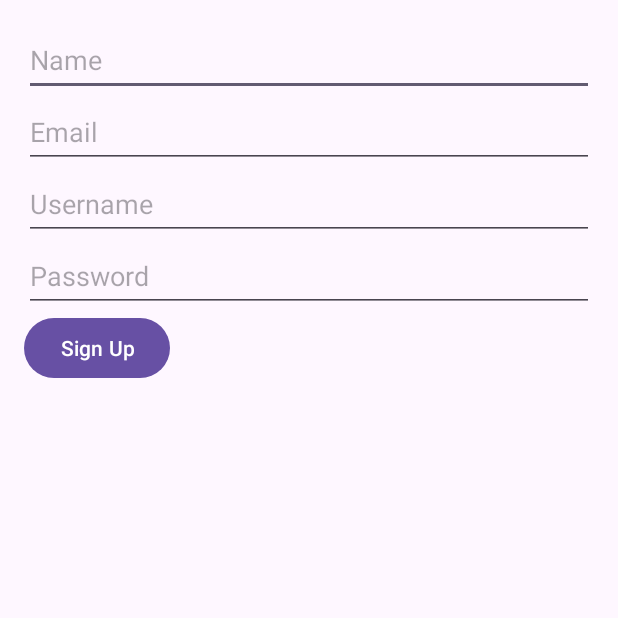
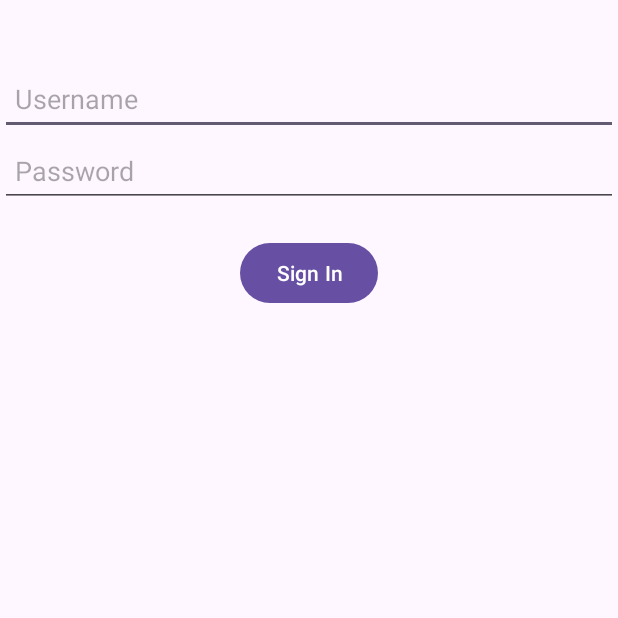
Before and after one commit to PTMAbellana/FITNESSAPP, an Android app: the screen it shows after launch (RegisterView before the commit, LoginView after it), after a tap on "Login", on a phone screen of 412 x 824 dp, the top half of it. Run offline under Robolectric (Android 15) with nearby library versions, the phone set to English and light mode, and no system bars.

Commit message:
login goods

```diff
--- a/app/src/main/AndroidManifest.xml
+++ b/app/src/main/AndroidManifest.xml
@@ -15,6 +15,9 @@
         android:theme="@style/Theme.FITNESSAPP"
         tools:targetApi="31">
         <activity
+            android:name=".LoginView"
+            android:exported="false" />
+        <activity
             android:name=".RegisterView"
             android:exported="false" />
         <activity
--- /dev/null
+++ b/app/src/main/java/com/example/fitnessapp/LoginView.java
@@ -0,0 +1,64 @@
+package com.example.fitnessapp;
+
+import android.os.AsyncTask;
+import android.os.Bundle;
+import android.view.View;
+import android.widget.Button;
+import android.widget.EditText;
+import android.widget.TextView;
+import android.widget.Toast;
+import androidx.appcompat.app.AppCompatActivity;
+import java.sql.Connection;
+import java.sql.ResultSet;
+import java.sql.SQLException;
+import java.sql.Statement;
+
+public class LoginView extends AppCompatActivity {
+
+    EditText tfUsername, pfPassword;
+    TextView lblcheck;
+    Button btnSignIn;
+
+    @Override
+    protected void onCreate(Bundle savedInstanceState) {
+        super.onCreate(savedInstanceState);
+        setContentView(R.layout.login_view);
+        btnSignIn = findViewById(R.id.btnSignIn);
+        tfUsername = findViewById(R.id.tfUsername);
+        pfPassword = findViewById(R.id.pfPassword);
+        lblcheck = findViewById(R.id.lblcheck);
+        btnSignIn.setOnClickListener(new View.OnClickListener() {
+            @Override
+            public void onClick(View v) {
+                signIn();
+            }
+        });
+    }
+
+    private void signIn() {
+        String username = tfUsername.getText().toString();
+        String password = pfPassword.getText().toString();
+        new LoginTask().execute(username, password);
+    }
+
+    private class LoginTask extends AsyncTask<String, Void, Boolean> {
+
+        @Override
+        protected Boolean doInBackground(String... params) {
+            String username = params[0];
+            String password = params[1];
+            return ReadData.readData(username, password);
+        }
+
+        @Override
+        protected void onPostExecute(Boolean result) {
+            if (result) {
+                // Navigate to the next screen
+                Toast.makeText(LoginView.this, "Login successful", Toast.LENGTH_SHORT).show();
+            } else {
+                // Show error message
+                lblcheck.setText("Invalid username/password");
+            }
+        }
+    }
+}
--- a/app/src/main/java/com/example/fitnessapp/MainActivity.java
+++ b/app/src/main/java/com/example/fitnessapp/MainActivity.java
@@ -87,7 +87,7 @@ public class MainActivity extends AppCompatActivity {
         startActivity(intent);
     }
     public void onLoginClicked(View view) {
-        Intent intent = new Intent(this, RegisterView.class);
+        Intent intent = new Intent(this, LoginView.class);
         startActivity(intent);
     }
 }
--- /dev/null
+++ b/app/src/main/res/layout/login_view.xml
@@ -0,0 +1,43 @@
+<?xml version="1.0" encoding="utf-8"?>
+<RelativeLayout xmlns:android="http://schemas.android.com/apk/res/android"
+    android:layout_width="match_parent"
+    android:layout_height="match_parent">
+
+    <TextView
+        android:id="@+id/lblcheck"
+        android:layout_width="wrap_content"
+        android:layout_height="wrap_content"
+        android:layout_centerHorizontal="true"
+        android:layout_marginTop="20dp"
+        android:text=""
+        android:textColor="#E63333"
+        android:textSize="16sp" />
+
+    <EditText
+        android:id="@+id/tfUsername"
+        android:layout_width="match_parent"
+        android:layout_height="48dp"
+        android:layout_below="@id/lblcheck"
+        android:hint="Username"
+        android:padding="10dp" />
+
+    <EditText
+        android:id="@+id/pfPassword"
+        android:layout_width="match_parent"
+        android:layout_height="48dp"
+        android:layout_below="@id/tfUsername"
+        android:hint="Password"
+        android:inputType="textPassword"
+        android:padding="10dp" />
+
+    <Button
+        android:id="@+id/btnSignIn"
+        android:layout_width="wrap_content"
+        android:layout_height="wrap_content"
+        android:layout_below="@id/pfPassword"
+        android:layout_centerHorizontal="true"
+        android:layout_marginTop="20dp"
+        android:text="Sign In"
+        />
+
+</RelativeLayout>
```
Also changed, not shown: app/src/main/java/com/example/fitnessapp/ReadData.java (added, +46 -0 lines).
